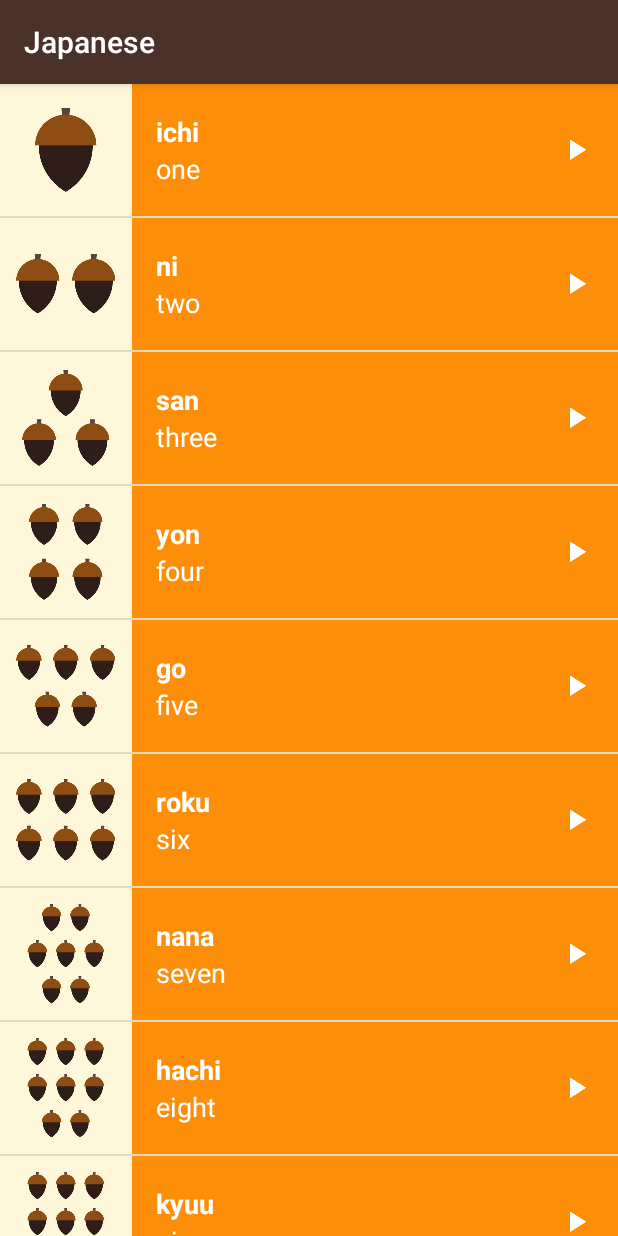
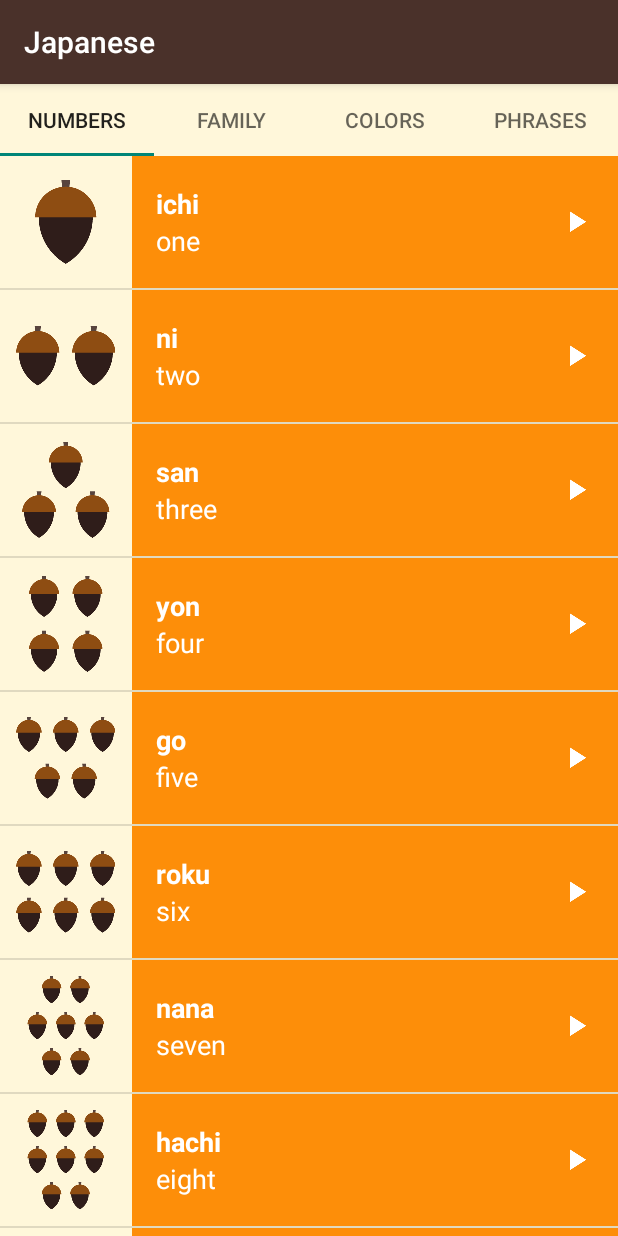
Before and after one commit to mjuliag/android-language-app, an Android app: the screen it shows after launch (MainActivity), on a phone screen of 412 x 824 dp. Run offline under Robolectric (Android 15) with nearby library versions, the phone set to English and light mode, and no system bars.

Commit message:
agregue tabs

```diff
--- a/app/src/main/java/com/example/android/japanese/CategoryAdapter.java
+++ b/app/src/main/java/com/example/android/japanese/CategoryAdapter.java
@@ -6,6 +6,8 @@ import android.support.v4.app.FragmentPagerAdapter;
 
 
 public class CategoryAdapter extends FragmentPagerAdapter {
+
+    private String tabTitles[] = new String[] { "Numbers", "Family", "Colors", "Phrases" };
 
     public CategoryAdapter(FragmentManager fm) {
         super(fm);
@@ -25,6 +27,12 @@ public class CategoryAdapter extends FragmentPagerAdapter {
     }
 
     @Override
+    public CharSequence getPageTitle(int position) {
+        // Generate title based on item position
+        return tabTitles[position];
+    }
+
+    @Override
     public int getCount() {
         return 4;
     }
--- a/app/src/main/java/com/example/android/japanese/MainActivity.java
+++ b/app/src/main/java/com/example/android/japanese/MainActivity.java
@@ -16,6 +16,7 @@
 package com.example.android.japanese;
 
 import android.os.Bundle;
+import android.support.design.widget.TabLayout;
 import android.support.v4.view.ViewPager;
 import android.support.v7.app.AppCompatActivity;
 
@@ -36,5 +37,10 @@ public class MainActivity extends AppCompatActivity {
 
         // Set the adapter onto the view pager
         viewPager.setAdapter(adapter);
+
+        // Give the TabLayout the ViewPager
+        TabLayout tabLayout = (TabLayout) findViewById(R.id.sliding_tabs);
+        tabLayout.setupWithViewPager(viewPager);
+
     }
 }
--- a/app/src/main/res/layout/activity_main.xml
+++ b/app/src/main/res/layout/activity_main.xml
@@ -7,6 +7,11 @@
     android:orientation="vertical"
     tools:context="com.example.android.japanese.MainActivity">
 
+    <android.support.design.widget.TabLayout
+        android:id="@+id/sliding_tabs"
+        android:layout_width="match_parent"
+        android:layout_height="wrap_content" />
+
     <android.support.v4.view.ViewPager
         android:id="@+id/viewpager"
         android:layout_width="match_parent"
```
